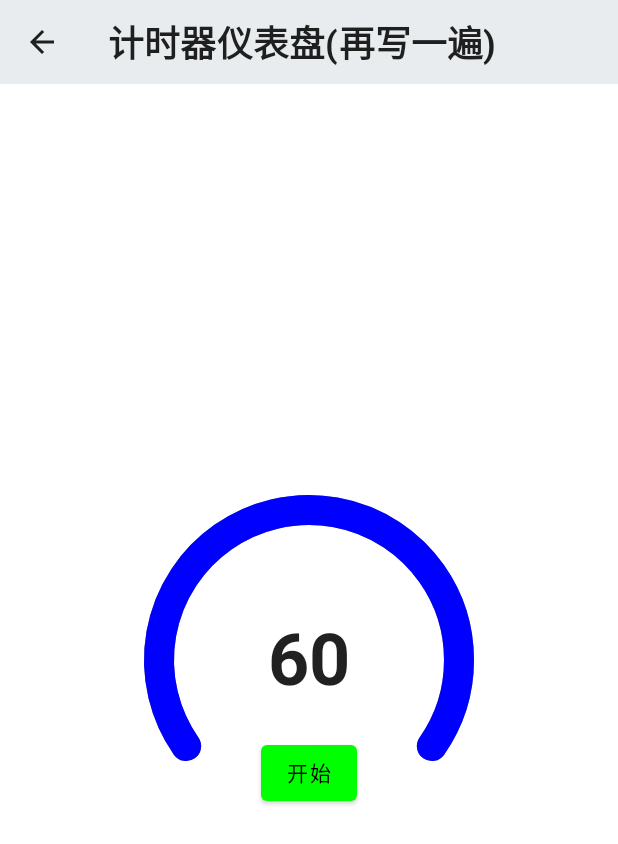
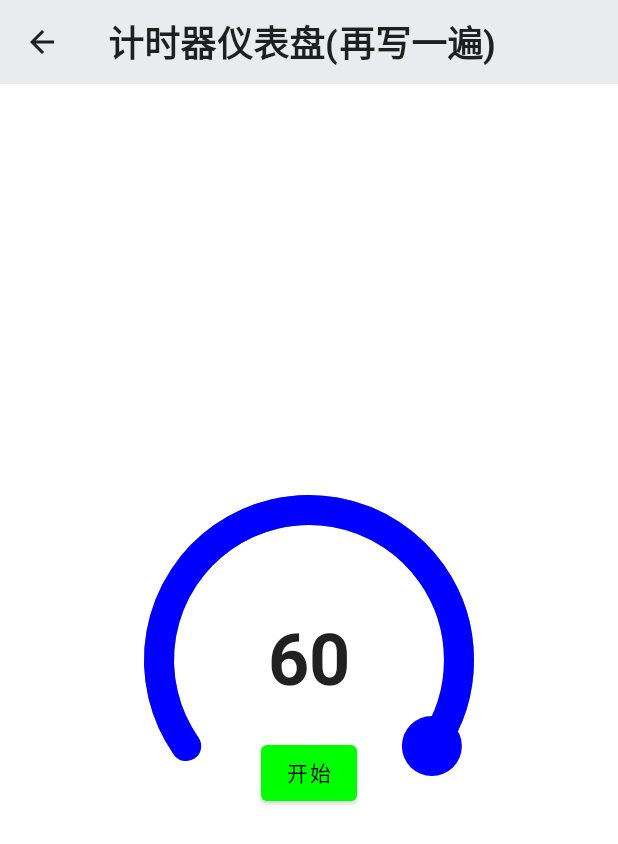
Before and after one commit to wuhouchun123/my-application, an Android app built with Jetpack Compose: the Timer2 screen opened through its navigation route, on a phone screen of 412 x 824 dp. Shown: the top 844 px of the screen. Run offline under Robolectric (Android 15) with nearby library versions, the phone set to English and light mode, and no system bars.

Commit message:
3.5.0
Timer2（计时器仪表盘(再写一遍)）-1.0.0

```diff
--- a/app/src/main/java/com/example/myapplication/ui/screens/Timer2.kt
+++ b/app/src/main/java/com/example/myapplication/ui/screens/Timer2.kt
@@ -21,13 +21,20 @@ import androidx.compose.runtime.setValue
 import androidx.compose.runtime.getValue
 import androidx.compose.ui.Alignment
 import androidx.compose.ui.Modifier
+import androidx.compose.ui.geometry.Offset
 import androidx.compose.ui.graphics.Color
+import androidx.compose.ui.graphics.PointMode
 import androidx.compose.ui.graphics.StrokeCap
 import androidx.compose.ui.graphics.drawscope.Stroke
+import androidx.compose.ui.layout.onSizeChanged
 import androidx.compose.ui.text.font.FontWeight
+import androidx.compose.ui.unit.IntSize
 import androidx.compose.ui.unit.dp
 import androidx.compose.ui.unit.sp
 import kotlinx.coroutines.delay
+import kotlin.math.PI
+import kotlin.math.cos
+import kotlin.math.sin
 
 @Composable
 fun Timer2() {
@@ -53,6 +60,10 @@ fun Timer2(
         modifier = modifier.fillMaxSize(),
         contentAlignment = Alignment.Center
     ) {
+        var size by remember {
+            mutableStateOf(IntSize.Zero)
+        }
+
         var startTimer by remember {
             mutableStateOf(false)
         }
@@ -74,6 +85,12 @@ fun Timer2(
             }
         }
 
+        Box(
+            contentAlignment =  Alignment.Center,
+            modifier = Modifier.onSizeChanged {
+                size = it
+            }
+        ){
             Canvas(modifier = modifier.fillMaxSize()) {
                 drawArc(
                     startAngle = -215f,
@@ -82,8 +99,6 @@ fun Timer2(
                     color = Color.Gray,
                     style = Stroke(width = 30f, cap = StrokeCap.Round)
                 )
-        }
-        Canvas(modifier = modifier.fillMaxSize()) {
                 drawArc(
                     startAngle = -215f,
                     sweepAngle = 250f * value,
@@ -91,19 +106,35 @@ fun Timer2(
                     color = Color.Blue,
                     style = Stroke(width = 30f, cap = StrokeCap.Round)
                 )
+                val center = Offset(size.width / 2f, size.height / 2f)
+                val beta = (250f * value + 145f) * (PI / 180f).toFloat()
+                val r = size.width / 2f
+                val a = cos(beta) * r
+                val b = sin(beta) * r
+                drawPoints(
+                    points = listOf(Offset(center.x + a, center.y + b)),
+                    color = Color.Blue,
+                    pointMode = PointMode.Points,
+                    strokeWidth =  60f,
+                    cap = StrokeCap.Round
+                )
             }
+
             Text(text = (currentTime/1000L).toString(), fontSize = 48.sp, fontWeight = FontWeight.Bold)
+
             Button(
                 onClick = {
                     startTimer = !startTimer
                 },
                 colors = ButtonDefaults.buttonColors(
-                backgroundColor = Color.Green
+                    backgroundColor = if (startTimer) Color.Red else Color.Green
                 ),
                 modifier = Modifier.padding(top = 150.dp)
             ) {
-            Text(text = "开始", color = Color.Black)
+                Text(text = if (startTimer) "停止" else "开始", color =  if (startTimer) Color.White else Color.Black)
             }
         }
 
     }
+
+}
```
Lines whose indentation alone changed are shown as unchanged.
